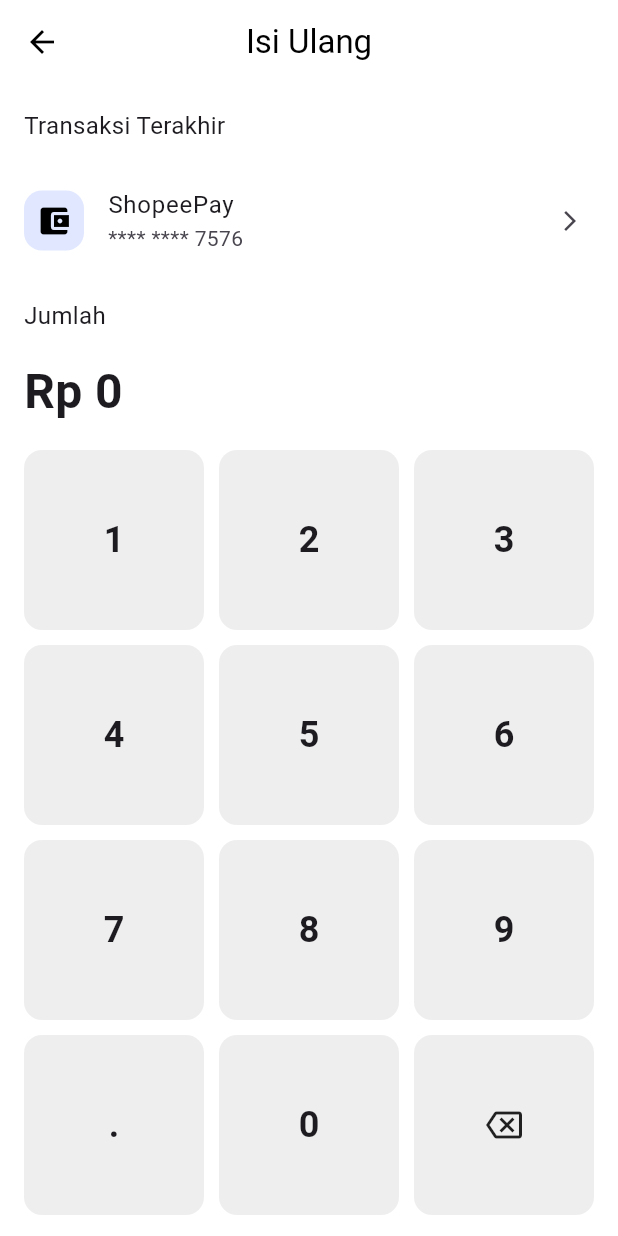
After one commit to anggiaziyah/dompetku, a Flutter app: the TopUpScreen screen opened directly, after a tap on the "backspace" icon, on a phone screen of 412 x 824 dp. The commit adds this screen. Run offline on Flutter 3.47's test engine with Material 3 defaults, Android fonts, the light colour scheme and no system bars.

Commit message:
commit topup

```diff
--- a/lib/splash_screen.dart
+++ b/lib/splash_screen.dart
@@ -1,5 +1,4 @@
 import 'package:flutter/material.dart';
-
 
 class SplashScreen extends StatefulWidget {
   @override
--- /dev/null
+++ b/lib/topup_screen.dart
@@ -0,0 +1,136 @@
+import 'package:flutter/material.dart';
+
+class TopUpScreen extends StatefulWidget {
+  @override
+  _TopUpScreenState createState() => _TopUpScreenState();
+}
+
+class _TopUpScreenState extends State<TopUpScreen> {
+  String _amount = '';
+
+  void _onKeyPressed(String value) {
+    setState(() {
+      if (value == 'delete') {
+        if (_amount.isNotEmpty) {
+          _amount = _amount.substring(0, _amount.length - 1);
+        }
+      } else {
+        _amount += value;
+      }
+    });
+  }
+
+  String get formattedAmount {
+    if (_amount.isEmpty) return 'Rp 0';
+    String number = _amount.replaceAll('.', '');
+    return 'Rp ' + number.replaceAllMapped(RegExp(r'(\d)(?=(\d{3})+(?!\d))'), (match) => '${match[1]}.');
+  }
+
+  @override
+  Widget build(BuildContext context) {
+    return Scaffold(
+      backgroundColor: Colors.white,
+      appBar: AppBar(
+        title: Text('Isi Ulang'),
+        centerTitle: true,
+        backgroundColor: Colors.white,
+        elevation: 0,
+        foregroundColor: Colors.black,
+      ),
+      body: Column(
+        crossAxisAlignment: CrossAxisAlignment.start,
+        children: [
+          // Shopeepay
+          Padding(
+            padding: const EdgeInsets.all(16.0),
+            child: Text("Transaksi Terakhir", style: TextStyle(fontSize: 16)),
+          ),
+          ListTile(
+            leading: Container(
+              padding: EdgeInsets.all(8),
+              decoration: BoxDecoration(
+                color: Color(0xFFE0E7FF),
+                borderRadius: BorderRadius.circular(12),
+              ),
+              child: Icon(Icons.account_balance_wallet, color: Colors.black),
+            ),
+            title: Text("ShopeePay"),
+            subtitle: Text("**** **** 7576"),
+            trailing: Icon(Icons.arrow_forward_ios, size: 16),
+          ),
+
+          // Jumlah
+          Padding(
+            padding: const EdgeInsets.all(16.0),
+            child: Text("Jumlah", style: TextStyle(fontSize: 16)),
+          ),
+          Padding(
+            padding: const EdgeInsets.symmetric(horizontal: 16.0),
+            child: Text(
+              formattedAmount,
+              style: TextStyle(fontSize: 32, fontWeight: FontWeight.bold),
+            ),
+          ),
+
+          Spacer(),
+
+          // Keyboard
+          GridView.count(
+            shrinkWrap: true,
+            padding: EdgeInsets.all(16),
+            crossAxisCount: 3,
+            mainAxisSpacing: 10,
+            crossAxisSpacing: 10,
+            children: [
+              ...List.generate(9, (index) {
+                return _buildKey((index + 1).toString());
+              }),
+              _buildKey('.'),
+              _buildKey('0'),
+              _buildKey('delete', isDelete: true),
+            ],
+          ),
+
+          // Tombol isi ulang
+          Padding(
+            padding: const EdgeInsets.all(16.0),
+            child: SizedBox(
+              width: double.infinity,
+              child: ElevatedButton(
+                onPressed: () {
+                  // aksi isi ulang nanti ditambahkan
+                  print("Isi ulang: $_amount");
+                },
+                child: Text('isi ulang'),
+                style: ElevatedButton.styleFrom(
+                  padding: EdgeInsets.symmetric(vertical: 16),
+                  backgroundColor: Colors.blue[200],
+                  foregroundColor: Colors.white,
+                ),
+              ),
+            ),
+          ),
+        ],
+      ),
+    );
+  }
+
+  Widget _buildKey(String value, {bool isDelete = false}) {
+    return GestureDetector(
+      onTap: () => _onKeyPressed(isDelete ? 'delete' : value),
+      child: Container(
+        alignment: Alignment.center,
+        decoration: BoxDecoration(
+          borderRadius: BorderRadius.circular(12),
+          color: Colors.grey[200],
+        ),
+        child: isDelete
+            ? Icon(Icons.backspace_outlined)
+            : Text(
+                value,
+                style: TextStyle(fontSize: 24, fontWeight: FontWeight.bold),
+              ),
+      ),
+    );
+  }
+}
```
Also changed, not shown: pubspec.lock.
